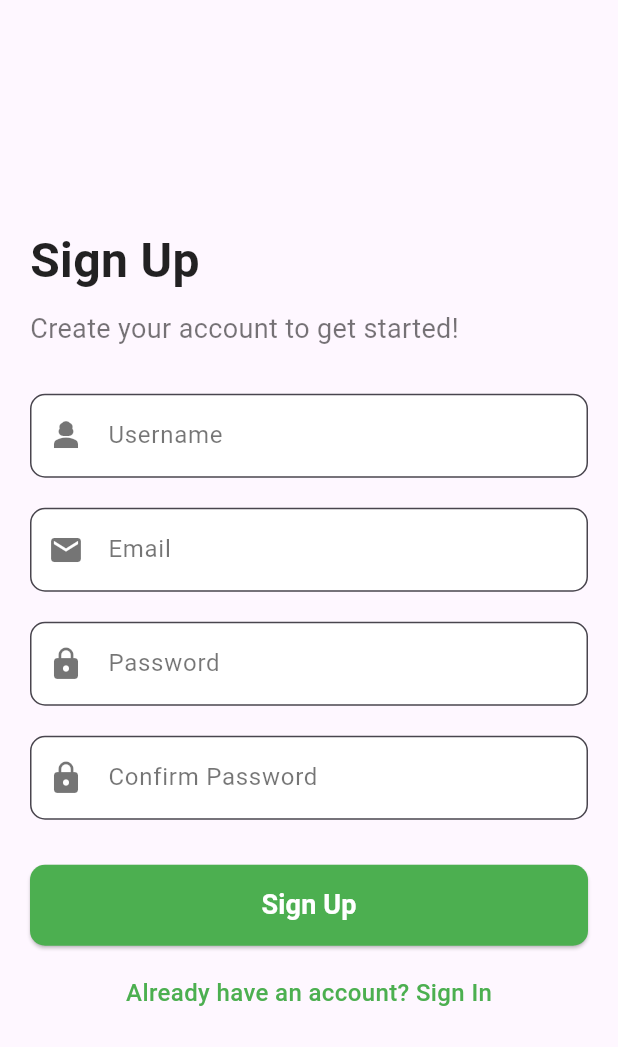
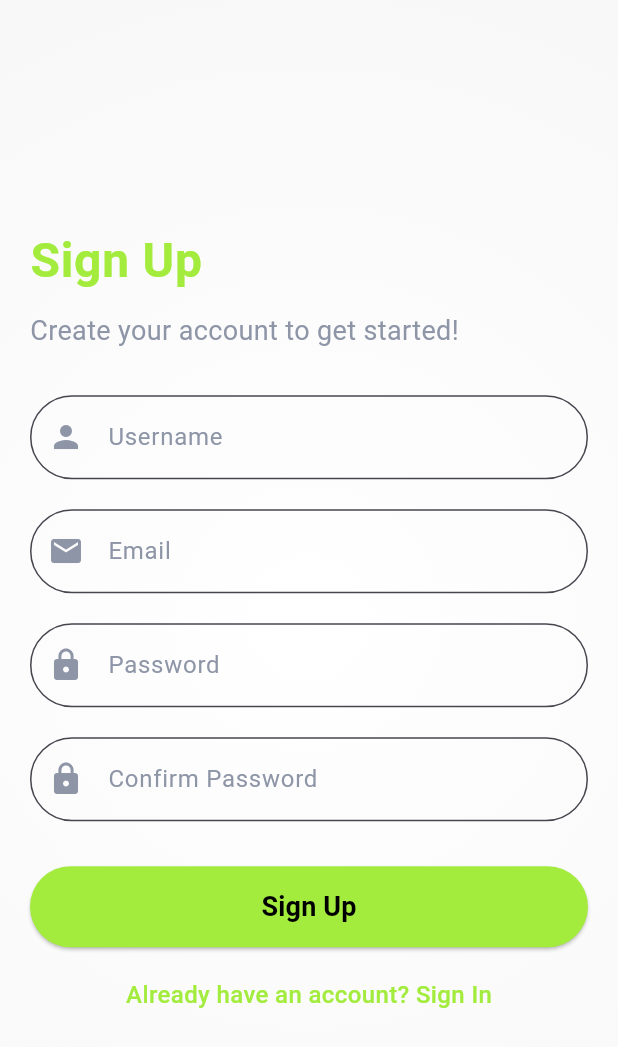
Before and after one commit to MAD-KU/fitness-bingo-app, a Flutter app: the screen it shows after launch, after a tap on "Don't have an account? Sign Up", on a phone screen of 412 x 824 dp. Shown: the top 1047 px of the screen. Run offline on Flutter 3.47's test engine with Material 3 defaults, Android fonts, the phone set to English and light mode, and no system bars; our stand-ins replace cloud_firestore, firebase_auth, firebase_core; accounts and stored records are empty; network calls fail.

Commit message:
theme setuped and signin,signup ui updated according theme

```diff
--- a/lib/main.dart
+++ b/lib/main.dart
@@ -1,4 +1,5 @@
 import 'package:application/screens/signin_screen.dart';
+import 'package:application/themes/theme.dart';
 import 'package:flutter/material.dart';
 
 import 'package:firebase_core/firebase_core.dart';
@@ -19,26 +20,11 @@ class MyApp extends StatelessWidget {
   @override
   Widget build(BuildContext context) {
     return MaterialApp(
+      debugShowCheckedModeBanner: false,
       title: 'Flutter Demo',
-      theme: ThemeData(
-        // This is the theme of your application.
-        //
-        // TRY THIS: Try running your application with "flutter run". You'll see
-        // the application has a purple toolbar. Then, without quitting the app,
-        // try changing the seedColor in the colorScheme below to Colors.green
-        // and then invoke "hot reload" (save your changes or press the "hot
-        // reload" button in a Flutter-supported IDE, or press "r" if you used
-        // the command line to start the app).
-        //
-        // Notice that the counter didn't reset back to zero; the application
-        // state is not lost during the reload. To reset the state, use hot
-        // restart instead.
-        //
-        // This works for code too, not just values: Most code changes can be
-        // tested with just a hot reload.
-        colorScheme: ColorScheme.fromSeed(seedColor: Colors.deepPurple),
-        useMaterial3: true,
-      ),
+      theme: AppTheme.lightTheme,
+      darkTheme: AppTheme.darkTheme,
+      themeMode: ThemeMode.system,
       home: SigninScreen(),
     );
   }
--- a/lib/screens/signin_screen.dart
+++ b/lib/screens/signin_screen.dart
@@ -1,6 +1,5 @@
+import 'package:flutter/material.dart';
 import 'package:application/screens/signup_screen.dart';
-import 'package:flutter/material.dart';
-
 import '../services/auth_service.dart';
 
 class SigninScreen extends StatefulWidget {
@@ -32,25 +31,13 @@ class _SigninScreenState extends State<SigninScreen> {
     setState(() => isLoading = false);
 
     if (result == 'admin') {
-      ScaffoldMessenger.of(context).showSnackBar(SnackBar(
-        content: Text('Login Successfull: $result'),
+      ScaffoldMessenger.of(context).showSnackBar(const SnackBar(
+        content: Text('Login Successful: Admin'),
       ));
-      // Navigator.pushReplacement(
-      //   context,
-      //   MaterialPageRoute(
-      //     builder: (context) => const AdminScreen(),
-      //   ),
-      // );
     } else if (result == 'user') {
-      ScaffoldMessenger.of(context).showSnackBar(SnackBar(
-        content: Text('Login Successfull: $result'),
+      ScaffoldMessenger.of(context).showSnackBar(const SnackBar(
+        content: Text('Login Successful: User'),
       ));
-      // Navigator.pushReplacement(
-      //   context,
-      //   MaterialPageRoute(
-      //     builder: (context) => const UserScreen(),
-      //   ),
-      // );
     } else {
       ScaffoldMessenger.of(context).showSnackBar(SnackBar(
         content: Text('Login Failed: $result'),
@@ -64,12 +51,15 @@ class _SigninScreenState extends State<SigninScreen> {
       body: Stack(
         children: [
           Container(
-            decoration: const BoxDecoration(
-                // gradient: LinearGradient(
-                //   colors: [Color(0xFFB2F9FC), Color(0xFFC4C4C4BB)],
-                //   begin: Alignment.bottomRight,
-                //   end: Alignment.topLeft,
-                // ),
+            decoration: BoxDecoration(
+              gradient: RadialGradient(
+                colors: [
+                  Theme.of(context).scaffoldBackgroundColor,
+                  Theme.of(context).cardColor,
+                ],
+                center: const Alignment(0.0, 0.0),
+                radius: 1.5,
+              ),
             ),
           ),
           Center(
@@ -79,37 +69,26 @@ class _SigninScreenState extends State<SigninScreen> {
                 mainAxisSize: MainAxisSize.min,
                 crossAxisAlignment: CrossAxisAlignment.start,
                 children: [
-                  const Text(
+                  Text(
                     "Sign In",
-                    style: TextStyle(
+                    style: Theme.of(context).textTheme.bodyLarge!.copyWith(
                           fontSize: 32,
                           fontWeight: FontWeight.bold,
-                      color: Colors.black87,
+                          color: Theme.of(context).primaryColor,
                         ),
                   ),
                   const SizedBox(height: 10),
-                  const Text(
+                  Text(
                     "Welcome back! Please log in to continue.",
-                    style: TextStyle(
-                      fontSize: 18,
-                      color: Colors.black54,
-                    ),
+                    style: Theme.of(context).textTheme.bodyMedium,
                   ),
                   const SizedBox(height: 30),
                   TextFormField(
                     controller: emailController,
-                    style: const TextStyle(color: Colors.black87),
+                    style: Theme.of(context).textTheme.bodyLarge,
                     decoration: InputDecoration(
                       labelText: 'Email',
-                      labelStyle: const TextStyle(color: Colors.black54),
-                      prefixIcon:
-                          const Icon(Icons.email, color: Colors.black54),
-                      filled: true,
-                      fillColor: Colors.white,
-                      border: OutlineInputBorder(
-                        borderRadius: BorderRadius.circular(10),
-                        // borderSide: BorderSide.none,
-                      ),
+                      prefixIcon: const Icon(Icons.email),
                     ),
                     keyboardType: TextInputType.emailAddress,
                     validator: (value) {
@@ -124,18 +103,11 @@ class _SigninScreenState extends State<SigninScreen> {
                   const SizedBox(height: 20),
                   TextFormField(
                     controller: passwordController,
-                    style: const TextStyle(color: Colors.black87),
+                    style: Theme.of(context).textTheme.bodyLarge,
                     obscureText: true,
                     decoration: InputDecoration(
                       labelText: 'Password',
-                      labelStyle: const TextStyle(color: Colors.black54),
-                      prefixIcon: const Icon(Icons.lock, color: Colors.black54),
-                      filled: true,
-                      fillColor: Colors.white,
-                      border: OutlineInputBorder(
-                        borderRadius: BorderRadius.circular(10),
-                        // borderSide: BorderSide.none,
-                      ),
+                      prefixIcon: const Icon(Icons.lock),
                     ),
                     validator: (value) {
                       if (value == null || value.length < 6) {
@@ -144,26 +116,36 @@ class _SigninScreenState extends State<SigninScreen> {
                       return null;
                     },
                   ),
+                  const SizedBox(height: 10),
+                  Align(
+                    alignment: Alignment.centerRight,
+                    child: GestureDetector(
+                      onTap: () {
+                        // Add forgot password logic
+                      },
+                      child: Text(
+                        "Forgot Password?",
+                        style: TextStyle(
+                          fontSize: 14,
+                          color: Theme.of(context).primaryColor,
+                        ),
+                      ),
+                    ),
+                  ),
                   const SizedBox(height: 30),
                   SizedBox(
                     width: double.infinity,
                     child: ElevatedButton(
                       onPressed: isLoading ? null : signIn,
-                      style: ElevatedButton.styleFrom(
-                        backgroundColor: const Color(0xFF4CAF50),
-                        padding: const EdgeInsets.symmetric(vertical: 14),
-                        shape: RoundedRectangleBorder(
-                          borderRadius: BorderRadius.circular(10),
-                        ),
-                      ),
+                      style: Theme.of(context).elevatedButtonTheme.style,
                       child: isLoading
-                          ? const CircularProgressIndicator(color: Colors.white)
+                          ? const CircularProgressIndicator(color: Colors.black)
                           : const Text(
                               'Sign In',
                               style: TextStyle(
                                 fontSize: 18,
                                 fontWeight: FontWeight.bold,
-                                  color: Colors.white),
+                              ),
                             ),
                     ),
                   ),
@@ -174,18 +156,20 @@ class _SigninScreenState extends State<SigninScreen> {
                         Navigator.pushReplacement(
                           context,
                           MaterialPageRoute(
-                                builder: (context) => const SignupScreen()));
+                            builder: (context) => const SignupScreen(),
+                          ),
+                        );
                       },
-                      child: const Text(
+                      child: Text(
                         "Don't have an account? Sign Up",
                         style: TextStyle(
                           fontSize: 16,
                           fontWeight: FontWeight.w500,
-                          color: Color(0xFF4CAF50),
+                          color: Theme.of(context).primaryColor,
                         ),
                       ),
                     ),
-                  )
+                  ),
                 ],
               ),
             ),
--- a/lib/screens/signup_screen.dart
+++ b/lib/screens/signup_screen.dart
@@ -1,6 +1,5 @@
+import 'package:flutter/material.dart';
 import 'package:application/screens/signin_screen.dart';
-import 'package:flutter/material.dart';
-
 import '../services/auth_service.dart';
 
 class SignupScreen extends StatefulWidget {
@@ -27,11 +26,6 @@ class _SignupScreenState extends State<SignupScreen> {
     var password = passwordController.text;
     var confirmPassword = confirmPasswordController.text;
 
-    print("username : $username");
-    print("email : $email");
-    print("password : $password");
-    print("CPassword : $confirmPassword");
-
     if (password == confirmPassword) {
       setState(() => isLoading = true);
       String? result = await _authService.signup(
@@ -48,7 +42,7 @@ class _SignupScreenState extends State<SignupScreen> {
         ));
         Navigator.pushReplacement(
           context,
-          MaterialPageRoute(builder: (context) => SigninScreen()),
+          MaterialPageRoute(builder: (context) => const SigninScreen()),
         );
       } else {
         ScaffoldMessenger.of(context).showSnackBar(SnackBar(
@@ -64,12 +58,15 @@ class _SignupScreenState extends State<SignupScreen> {
       body: Stack(
         children: [
           Container(
-            decoration: const BoxDecoration(
-                // gradient: LinearGradient(
-                //   colors: [Color(0xFFB2F9FC), Color(0xFFC4C4C4BB)],
-                //   begin: Alignment.bottomRight,
-                //   end: Alignment.topLeft,
-                // ),
+            decoration: BoxDecoration(
+              gradient: RadialGradient(
+                colors: [
+                  Theme.of(context).scaffoldBackgroundColor,
+                  Theme.of(context).cardColor,
+                ],
+                center: const Alignment(0.0, 0.0),
+                radius: 1.5,
+              ),
             ),
           ),
           Center(
@@ -79,65 +76,44 @@ class _SignupScreenState extends State<SignupScreen> {
                 mainAxisSize: MainAxisSize.min,
                 crossAxisAlignment: CrossAxisAlignment.start,
                 children: [
-                  const Text(
+                  Text(
                     "Sign Up",
-                    style: TextStyle(
+                    style: Theme.of(context).textTheme.bodyLarge!.copyWith(
                           fontSize: 32,
                           fontWeight: FontWeight.bold,
-                      color: Colors.black87,
+                          color: Theme.of(context).primaryColor,
                         ),
                   ),
                   const SizedBox(height: 10),
-                  const Text(
+                  Text(
                     "Create your account to get started!",
-                    style: TextStyle(
-                      fontSize: 18,
-                      color: Colors.black54,
-                    ),
+                    style: Theme.of(context).textTheme.bodyMedium,
                   ),
                   const SizedBox(height: 30),
                   TextFormField(
                     controller: usernameController,
-                    style: const TextStyle(color: Colors.black87),
+                    style: Theme.of(context).textTheme.bodyLarge,
                     decoration: InputDecoration(
                       labelText: 'Username',
-                      labelStyle: const TextStyle(color: Colors.black54),
-                      prefixIcon:
-                          const Icon(Icons.person_3, color: Colors.black54),
-                      filled: true,
-                      fillColor: Colors.white,
-                      border: OutlineInputBorder(
-                        borderRadius: BorderRadius.circular(10),
-                        // borderSide: BorderSide.none,
+                      prefixIcon: const Icon(Icons.person),
                     ),
-                    ),
-                    keyboardType: TextInputType.emailAddress,
                     validator: (value) {
                       if (value == null || value.length < 3) {
                         return 'Username must be at least 3 characters';
                       }
-                      return value;
+                      return null;
                     },
                   ),
                   const SizedBox(height: 20),
                   TextFormField(
                     controller: emailController,
-                    style: const TextStyle(color: Colors.black87),
+                    style: Theme.of(context).textTheme.bodyLarge,
                     decoration: InputDecoration(
                       labelText: 'Email',
-                      labelStyle: const TextStyle(color: Colors.black54),
-                      prefixIcon:
-                          const Icon(Icons.email, color: Colors.black54),
-                      filled: true,
-                      fillColor: Colors.white,
-                      border: OutlineInputBorder(
-                        borderRadius: BorderRadius.circular(10),
-                        // borderSide: BorderSide.none,
+                      prefixIcon: const Icon(Icons.email),
                     ),
-                    ),
-                    keyboardType: TextInputType.emailAddress,
                     validator: (value) {
-                      if (value!.isEmpty || !value.contains('@')) {
+                      if (value == null || !value.contains('@')) {
                         return 'Enter a valid email';
                       }
                       return null;
@@ -146,18 +122,11 @@ class _SignupScreenState extends State<SignupScreen> {
                   const SizedBox(height: 20),
                   TextFormField(
                     controller: passwordController,
-                    style: const TextStyle(color: Colors.black87),
+                    style: Theme.of(context).textTheme.bodyLarge,
                     obscureText: true,
                     decoration: InputDecoration(
                       labelText: 'Password',
-                      labelStyle: const TextStyle(color: Colors.black54),
-                      prefixIcon: const Icon(Icons.lock, color: Colors.black54),
-                      filled: true,
-                      fillColor: Colors.white,
-                      border: OutlineInputBorder(
-                        borderRadius: BorderRadius.circular(10),
-                        // borderSide: BorderSide.none,
-                      ),
+                      prefixIcon: const Icon(Icons.lock),
                     ),
                     validator: (value) {
                       if (value == null || value.length < 6) {
@@ -169,46 +138,27 @@ class _SignupScreenState extends State<SignupScreen> {
                   const SizedBox(height: 20),
                   TextFormField(
                     controller: confirmPasswordController,
-                    style: const TextStyle(color: Colors.black87),
+                    style: Theme.of(context).textTheme.bodyLarge,
                     obscureText: true,
                     decoration: InputDecoration(
                       labelText: 'Confirm Password',
-                      labelStyle: const TextStyle(color: Colors.black54),
-                      prefixIcon: const Icon(Icons.lock, color: Colors.black54),
-                      filled: true,
-                      fillColor: Colors.white,
-                      border: OutlineInputBorder(
-                        borderRadius: BorderRadius.circular(10),
-                        // borderSide: BorderSide.none,
+                      prefixIcon: const Icon(Icons.lock),
                     ),
-                    ),
-                    validator: (value) {
-                      if (value == null || value.length < 6) {
-                        return 'Password must be at least 6 characters';
-                      }
-                      return null;
-                    },
                   ),
                   const SizedBox(height: 30),
                   SizedBox(
                     width: double.infinity,
                     child: ElevatedButton(
                       onPressed: isLoading ? null : signUp,
-                      style: ElevatedButton.styleFrom(
-                        backgroundColor: const Color(0xFF4CAF50),
-                        padding: const EdgeInsets.symmetric(vertical: 14),
-                        shape: RoundedRectangleBorder(
-                          borderRadius: BorderRadius.circular(10),
-                        ),
-                      ),
+                      style: Theme.of(context).elevatedButtonTheme.style,
                       child: isLoading
-                          ? const CircularProgressIndicator(color: Colors.white)
+                          ? const CircularProgressIndicator(color: Colors.black)
                           : const Text(
                               'Sign Up',
                               style: TextStyle(
                                 fontSize: 18,
                                 fontWeight: FontWeight.bold,
-                                  color: Colors.white),
+                              ),
                             ),
                     ),
                   ),
@@ -219,18 +169,20 @@ class _SignupScreenState extends State<SignupScreen> {
                         Navigator.pushReplacement(
                           context,
                           MaterialPageRoute(
-                                builder: (context) => const SigninScreen()));
+                            builder: (context) => const SigninScreen(),
+                          ),
+                        );
                       },
-                      child: const Text(
+                      child: Text(
                         "Already have an account? Sign In",
                         style: TextStyle(
                           fontSize: 16,
                           fontWeight: FontWeight.w500,
-                          color: Color(0xFF4CAF50),
+                          color: Theme.of(context).primaryColor,
                         ),
                       ),
                     ),
-                  )
+                  ),
                 ],
               ),
             ),
--- /dev/null
+++ b/lib/themes/theme.dart
@@ -0,0 +1,86 @@
+import 'package:flutter/material.dart';
+
+class AppTheme {
+  static const Color primaryColor = Color(0xFFA3EC3E);
+  static const Color secondaryColor = Color(0xFF8D95A7);
+  static const Color lightBackgroundColor = Color(0xFFFFFFFF);
+  static const Color darkBackgroundColor = Color(0xFF000000);
+  static const Color cardLightColor = Color(0xFFF5F5F5);
+  static const Color cardDarkColor = Color(0xFF191919);
+  static const Color textLightColor = Color(0xFF000000);
+  static const Color textDarkColor = Color(0xFF000000);
+
+  // Light Theme
+  static final ThemeData lightTheme = ThemeData(
+    brightness: Brightness.light,
+    primaryColor: primaryColor,
+    scaffoldBackgroundColor: lightBackgroundColor,
+    cardColor: cardLightColor,
+    hintColor: secondaryColor,
+    textTheme: const TextTheme(
+      bodyLarge: TextStyle(color: textLightColor),
+      bodyMedium: TextStyle(color: secondaryColor, fontSize: 18),
+    ),
+    inputDecorationTheme: InputDecorationTheme(
+      filled: true,
+      fillColor: Colors.white10,
+      labelStyle: const TextStyle(color: secondaryColor),
+      prefixIconColor: secondaryColor,
+      border: OutlineInputBorder(
+        borderRadius: BorderRadius.circular(30),
+        borderSide: const BorderSide(color: Colors.black26),
+      ),
+      focusedBorder: OutlineInputBorder(
+        borderRadius: BorderRadius.circular(30),
+        borderSide: const BorderSide(color: primaryColor),
+      ),
+    ),
+    elevatedButtonTheme: ElevatedButtonThemeData(
+      style: ElevatedButton.styleFrom(
+        backgroundColor: primaryColor,
+        foregroundColor: textLightColor,
+        padding: const EdgeInsets.symmetric(vertical: 14),
+        shape: RoundedRectangleBorder(
+          borderRadius: BorderRadius.circular(30),
+        ),
+      ),
+    ),
+  );
+
+  // Dark Theme
+  static final ThemeData darkTheme = ThemeData(
+    brightness: Brightness.dark,
+    primaryColor: primaryColor,
+    scaffoldBackgroundColor: darkBackgroundColor,
+    cardColor: cardDarkColor,
+    hintColor: secondaryColor,
+    textTheme: const TextTheme(
+      bodyLarge: TextStyle(color: textDarkColor),
+      bodyMedium: TextStyle(color: secondaryColor, fontSize: 18),
+    ),
+    inputDecorationTheme: InputDecorationTheme(
+      filled: true,
+      fillColor: Colors.white10,
+      labelStyle: const TextStyle(color: secondaryColor),
+      prefixIconColor: secondaryColor,
+      border: OutlineInputBorder(
+        borderRadius: BorderRadius.circular(30),
+        borderSide: const BorderSide(color: Colors.white24),
+      ),
+      focusedBorder: OutlineInputBorder(
+        borderRadius: BorderRadius.circular(30),
+        borderSide: const BorderSide(color: primaryColor),
+      ),
+    ),
+    elevatedButtonTheme: ElevatedButtonThemeData(
+      style: ElevatedButton.styleFrom(
+        backgroundColor: primaryColor,
+        foregroundColor: textDarkColor,
+        padding: const EdgeInsets.symmetric(vertical: 14),
+        shape: RoundedRectangleBorder(
+          borderRadius: BorderRadius.circular(30),
+        ),
+      ),
+    ),
+  );
+}
--- a/pubspec.yaml
+++ b/pubspec.yaml
@@ -38,6 +38,7 @@ dependencies:
   firebase_core: ^3.4.0
   firebase_auth: ^5.2.0
   cloud_firestore: ^5.4.0
+  flutter_animate: ^4.5.2
 
 dev_dependencies:
   flutter_test:
```
Also changed, not shown: pubspec.lock. Lines whose indentation alone changed are shown as unchanged.
